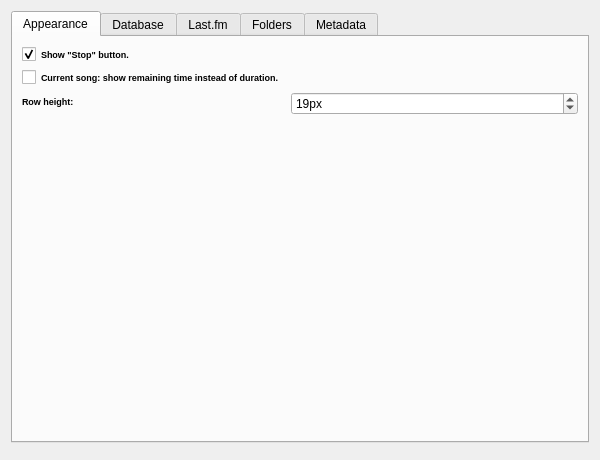
Old version of the form Form/DialogPreferences.ui in the repository isuhao/TMediaPlayer.
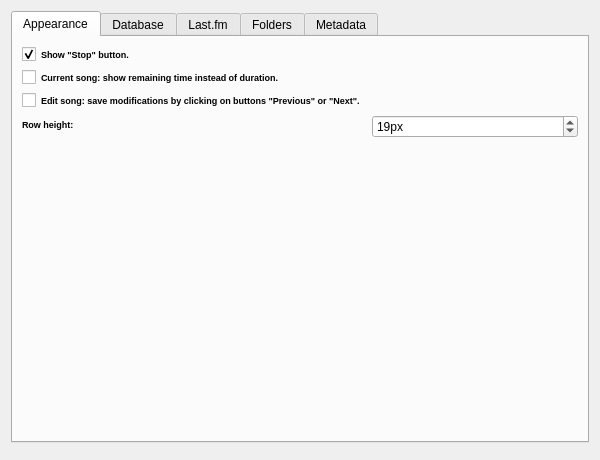
New version of the form.

```diff
--- a/Form/DialogPreferences.ui
+++ b/Form/DialogPreferences.ui
@@ -53,7 +53,7 @@
          </property>
         </widget>
        </item>
-       <item row="2" column="0">
+       <item row="3" column="0">
         <widget class="QLabel" name="lblRowHeight">
          <property name="font">
           <font>
@@ -70,7 +70,7 @@
          </property>
         </widget>
        </item>
-       <item row="2" column="1">
+       <item row="3" column="1">
         <widget class="QSpinBox" name="editRowHeight">
          <property name="suffix">
           <string>px</string>
@@ -100,6 +100,20 @@
          </property>
         </widget>
        </item>
+       <item row="2" column="0">
+        <widget class="QCheckBox" name="editEditSongAutoSave">
+         <property name="font">
+          <font>
+           <pointsize>7</pointsize>
+           <weight>75</weight>
+           <bold>true</bold>
+          </font>
+         </property>
+         <property name="text">
+          <string>Edit song: save modifications by clicking on buttons &quot;Previous&quot; or &quot;Next&quot;.</string>
+         </property>
+        </widget>
+       </item>
       </layout>
      </widget>
      <widget class="QWidget" name="tabDatabase">
```
